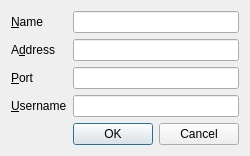
Qt form src/mumble/ConnectDialogEdit.ui (mumble-voip/mumble) before a commit.
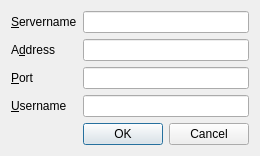
The same form after that commit.

Commit message: Rename Name to Servername

```diff
--- a/src/mumble/ConnectDialogEdit.ui
+++ b/src/mumble/ConnectDialogEdit.ui
@@ -17,7 +17,7 @@
    <item row="0" column="0">
     <widget class="QLabel" name="qliName">
      <property name="text">
-      <string>&amp;Name</string>
+      <string>&amp;Servername</string>
      </property>
      <property name="buddy">
       <cstring>qleName</cstring>
```
The commit also changes 2 other files.
